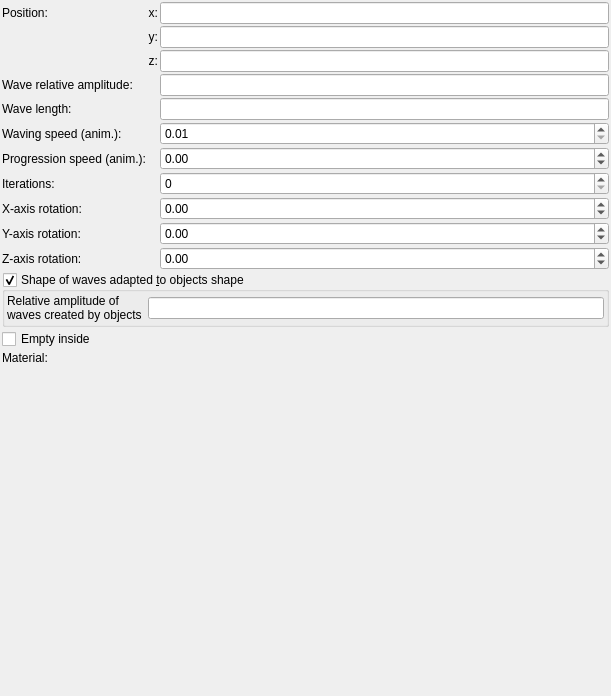
Above: mandelbulber2/formula/ui/primitive_water.ui from buddhi1980/mandelbulber2 before the change. Below: the same form after it.
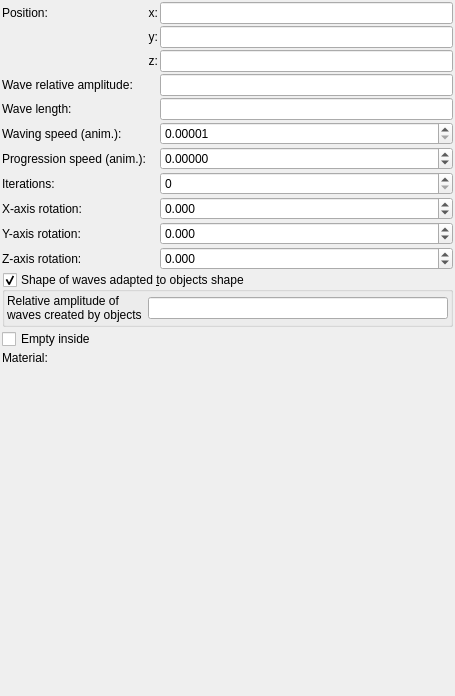
That is the form after the change. Custom widgets are drawn as their Qt base class.

Patch:
```diff
--- a/mandelbulber2/formula/ui/primitive_water.ui
+++ b/mandelbulber2/formula/ui/primitive_water.ui
@@ -6,7 +6,7 @@
    <rect>
     <x>0</x>
     <y>0</y>
-    <width>611</width>
+    <width>455</width>
     <height>696</height>
    </rect>
   </property>
@@ -72,13 +72,13 @@
         <string/>
        </property>
        <property name="decimals">
-        <number>2</number>
+        <number>5</number>
        </property>
        <property name="minimum">
-        <double>0.010000000000000</double>
+        <double>0.000010000000000</double>
        </property>
        <property name="maximum">
-        <double>10.000000000000000</double>
+        <double>1000.000000000000000</double>
        </property>
        <property name="singleStep">
         <double>0.100000000000000</double>
@@ -121,7 +121,7 @@
         <string/>
        </property>
        <property name="decimals">
-        <number>2</number>
+        <number>3</number>
        </property>
        <property name="minimum">
         <double>-36000.000000000000000</double>
@@ -183,7 +183,7 @@
         <string/>
        </property>
        <property name="decimals">
-        <number>2</number>
+        <number>3</number>
        </property>
        <property name="minimum">
         <double>-36000.000000000000000</double>
@@ -278,7 +278,7 @@
         <string/>
        </property>
        <property name="decimals">
-        <number>2</number>
+        <number>3</number>
        </property>
        <property name="minimum">
         <double>-36000.000000000000000</double>
@@ -391,7 +391,7 @@
         <string/>
        </property>
        <property name="decimals">
-        <number>2</number>
+        <number>5</number>
        </property>
        <property name="minimum">
         <double>-100.000000000000000</double>
```
